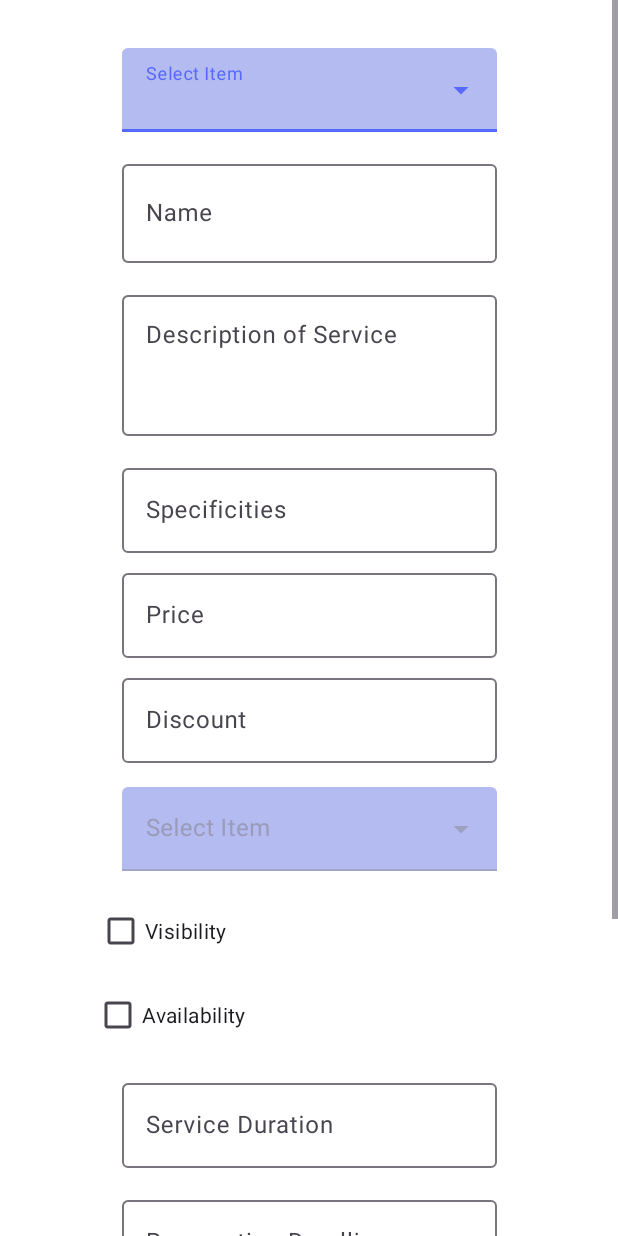
After one commit to nikola-velemir/fusmobilni, an Android app: the fragment ServiceCreation shown on its own in the app's theme, on a phone screen of 412 x 824 dp. The commit adds this screen. Run offline under Robolectric (Android 15) with nearby library versions, the phone set to English and light mode, and no system bars.

Commit message:
implemented servicecreationfragment

```diff
--- /dev/null
+++ b/app/src/main/java/com/example/fusmobilni/adapters/RecyclerAdapter.java
@@ -0,0 +1,74 @@
+package com.example.fusmobilni.adapters;
+
+import android.net.Uri;
+import android.view.LayoutInflater;
+import android.view.View;
+import android.view.ViewGroup;
+import android.widget.ImageButton;
+import android.widget.ImageView;
+
+import androidx.annotation.NonNull;
+import androidx.recyclerview.widget.RecyclerView;
+
+import com.example.fusmobilni.R;
+import com.example.fusmobilni.interfaces.ItemClickListener;
+
+import java.util.ArrayList;
+
+public class RecyclerAdapter extends RecyclerView.Adapter<RecyclerAdapter.ViewHolder> {
+
+    private ArrayList<Uri> imageUris;
+    private ItemClickListener clickListener;
+
+    public RecyclerAdapter(ArrayList<Uri> imageUris, ItemClickListener clickListener) {
+        this.imageUris = imageUris;
+        this.clickListener = clickListener;
+    }
+
+
+    @NonNull
+    @Override
+    public RecyclerAdapter.ViewHolder onCreateViewHolder(@NonNull ViewGroup parent, int viewType) {
+        LayoutInflater inflater = LayoutInflater.from(parent.getContext());
+        View view = inflater.inflate(R.layout.custom_single_image, parent, false);
+        return new ViewHolder(view);
+    }
+
+    @Override
+    public void onBindViewHolder(@NonNull RecyclerAdapter.ViewHolder holder, int position) {
+        holder.bind(position);
+    }
+
+
+    @Override
+    public int getItemCount() {
+        return this.imageUris.size();
+    }
+
+    public void removeItem(int position) {
+        imageUris.remove(position);
+        notifyItemRemoved(position);
+        notifyItemRangeChanged(position, imageUris.size());
+    }
+
+    public class ViewHolder extends RecyclerView.ViewHolder {
+
+        ImageView imageView;
+        ImageButton button;
+        public ViewHolder(@NonNull View itemView) {
+            super(itemView);
+            imageView = itemView.findViewById(R.id.image);
+            button = itemView.findViewById(R.id.floatingCancel);
+        }
+
+        public void bind(final int position) {
+            this.imageView.setImageURI(imageUris.get(position));
+            button.setOnClickListener(new View.OnClickListener() {
+                @Override
+                public void onClick(View v) {
+                    clickListener.onItemRemove(position);
+                }
+            });
+        }
+    }
+}
--- /dev/null
+++ b/app/src/main/java/com/example/fusmobilni/fragments/ServiceCreation.java
@@ -0,0 +1,111 @@
+package com.example.fusmobilni.fragments;
+
+import static android.app.Activity.RESULT_OK;
+
+import android.content.ClipData;
+import android.content.Intent;
+import android.net.Uri;
+import android.os.Bundle;
+
+import androidx.fragment.app.Fragment;
+import androidx.recyclerview.widget.GridLayoutManager;
+import androidx.recyclerview.widget.RecyclerView;
+
+import android.view.LayoutInflater;
+import android.view.View;
+import android.view.ViewGroup;
+import android.widget.ArrayAdapter;
+import android.widget.Button;
+
+import com.example.fusmobilni.R;
+import com.example.fusmobilni.adapters.RecyclerAdapter;
+import com.example.fusmobilni.databinding.FragmentHomeBinding;
+import com.example.fusmobilni.databinding.FragmentServiceCreationBinding;
+import com.example.fusmobilni.interfaces.ItemClickListener;
+
+import java.util.ArrayList;
+
+
+public class ServiceCreation extends Fragment implements ItemClickListener {
+
+    private FragmentServiceCreationBinding binding;
+    private RecyclerAdapter imageAdapter;
+    private RecyclerView recyclerView;
+    private Button imageButton;
+    int PICK_IMAGE_MULTIPLE = 1;
+    ArrayList<Uri> imageUris = new ArrayList<>();
+
+
+    public ServiceCreation() {
+
+    }
+
+
+    public static ServiceCreation newInstance() {
+        return new ServiceCreation();
+    }
+
+    @Override
+    public void onCreate(Bundle savedInstanceState) {
+        super.onCreate(savedInstanceState);
+    }
+
+    @Override
+    public View onCreateView(LayoutInflater inflater, ViewGroup container,
+                             Bundle savedInstanceState) {
+        binding = FragmentServiceCreationBinding.inflate(inflater, container, false);
+        View view = binding.getRoot();
+
+        String[] categories = getResources().getStringArray(R.array.categories);
+        ArrayAdapter<String> adapter = new ArrayAdapter<>(requireContext(), android.R.layout.simple_dropdown_item_1line, categories);
+        binding.autoCompleteTextview.setAdapter(adapter);
+
+        String[] eventTypes = getResources().getStringArray(R.array.EventTypes);
+        ArrayAdapter<String> eventAdapter = new ArrayAdapter<>(requireContext(), android.R.layout.simple_dropdown_item_1line, eventTypes);
+        binding.eventTypesInput.setAdapter(adapter);
+
+
+        imageButton = binding.imageButton;
+        imageButton.setOnClickListener(
+                v -> {
+                    Intent intent = new Intent();
+                    intent.setType("image/*");
+                    intent.putExtra(Intent.EXTRA_ALLOW_MULTIPLE, true);
+                    intent.setAction(Intent.ACTION_GET_CONTENT);
+                    startActivityForResult(Intent.createChooser(intent,"Select Picture"), PICK_IMAGE_MULTIPLE);
+                }
+        );
+
+        recyclerView = binding.recycler;
+        imageAdapter = new RecyclerAdapter(imageUris, this);
+        recyclerView.setLayoutManager(new GridLayoutManager(requireContext(), 4));
+        recyclerView.setAdapter(imageAdapter);
+
+        return view;
+    }
+
+    @Override
+    public void onActivityResult(int requestCode, int resultCode, Intent data) {
+        super.onActivityResult(requestCode, resultCode, data);
+
+        if (requestCode == PICK_IMAGE_MULTIPLE && resultCode == RESULT_OK && data != null) {
+            if (data.getClipData() != null) {
+                ClipData clipData = data.getClipData();
+                for (int i = 0; i < clipData.getItemCount(); i++) {
+                    ClipData.Item item = clipData.getItemAt(i);
+                    Uri uri = item.getUri();
+                    imageUris.add(uri);
+                }
+            } else if (data.getData() != null) {
+                Uri uri = data.getData();
+                imageUris.add(uri);
+            }
+            imageAdapter.notifyDataSetChanged();
+        }
+    }
+
+    @Override
+    public void onItemRemove(int position) {
+        imageAdapter.removeItem(position);
+    }
+}
--- /dev/null
+++ b/app/src/main/java/com/example/fusmobilni/interfaces/ItemClickListener.java
@@ -0,0 +1,5 @@
+package com.example.fusmobilni.interfaces;
+
+public interface ItemClickListener {
+    void onItemRemove(int position);
+}
--- /dev/null
+++ b/app/src/main/res/drawable/outline_cancel_24.xml
@@ -0,0 +1,5 @@
+<vector xmlns:android="http://schemas.android.com/apk/res/android" android:height="24dp" android:tint="#FF0000" android:viewportHeight="24" android:viewportWidth="24" android:width="24dp">
+
+    <path android:fillColor="@android:color/white" android:pathData="M12,2C6.47,2 2,6.47 2,12s4.47,10 10,10 10,-4.47 10,-10S17.53,2 12,2zM12,20c-4.41,0 -8,-3.59 -8,-8s3.59,-8 8,-8 8,3.59 8,8 -3.59,8 -8,8zM15.59,7L12,10.59 8.41,7 7,8.41 10.59,12 7,15.59 8.41,17 12,13.41 15.59,17 17,15.59 13.41,12 17,8.41z"/>
+
+</vector>
--- /dev/null
+++ b/app/src/main/res/layout/custom_single_image.xml
@@ -0,0 +1,28 @@
+<?xml version="1.0" encoding="utf-8"?>
+<androidx.constraintlayout.widget.ConstraintLayout xmlns:android="http://schemas.android.com/apk/res/android"
+    android:layout_width="match_parent"
+    android:layout_height="match_parent"
+    xmlns:app="http://schemas.android.com/apk/res-auto"
+    xmlns:tools="http://schemas.android.com/tools">
+
+    <ImageView
+        android:id="@+id/image"
+        android:layout_width="match_parent"
+        android:layout_height="0dp"
+        android:scaleType="centerCrop"
+        app:layout_constraintDimensionRatio="1"
+        app:layout_constraintTop_toTopOf="parent"
+        app:layout_constraintStart_toStartOf="parent"
+        app:layout_constraintEnd_toEndOf="parent"
+        tools:ignore="MissingConstraints"/>
+
+    <ImageButton
+        android:id="@+id/floatingCancel"
+        android:layout_width="wrap_content"
+        android:layout_height="36dp"
+        android:background="?android:attr/selectableItemBackgroundBorderless"
+        android:src="@drawable/outline_cancel_24"
+        app:layout_constraintEnd_toEndOf="parent"
+        app:layout_constraintTop_toTopOf="parent" />
+
+</androidx.constraintlayout.widget.ConstraintLayout>
--- /dev/null
+++ b/app/src/main/res/layout/fragment_service_creation.xml
@@ -0,0 +1,270 @@
+<ScrollView
+    xmlns:android="http://schemas.android.com/apk/res/android"
+    xmlns:app="http://schemas.android.com/apk/res-auto"
+    android:layout_width="match_parent"
+    android:layout_height="match_parent">
+
+    <androidx.constraintlayout.widget.ConstraintLayout
+        android:layout_width="match_parent"
+        android:layout_height="wrap_content">
+
+        <com.google.android.material.textfield.TextInputLayout
+            android:id="@+id/dropdown_menu"
+            style="@style/Widget.MaterialComponents.TextInputLayout.FilledBox.ExposedDropdownMenu"
+            android:layout_width="250dp"
+            android:layout_height="wrap_content"
+            android:hint="Select Item"
+            android:layout_marginTop="32dp"
+            app:layout_constraintTop_toTopOf="parent"
+            app:layout_constraintStart_toStartOf="parent"
+            app:layout_constraintEnd_toEndOf="parent">
+
+            <AutoCompleteTextView
+                android:id="@+id/auto_complete_textview"
+                android:layout_width="match_parent"
+                android:layout_height="wrap_content"
+                android:inputType="none"/>
+        </com.google.android.material.textfield.TextInputLayout>
+
+        <com.google.android.material.textfield.TextInputLayout
+            android:id="@+id/textField"
+            android:layout_width="250dp"
+            android:layout_height="wrap_content"
+            android:hint="Name"
+            android:layout_marginTop="16dp"
+            app:layout_constraintTop_toBottomOf="@id/dropdown_menu"
+            app:layout_constraintStart_toStartOf="parent"
+            app:layout_constraintEnd_toEndOf="parent">
+
+            <com.google.android.material.textfield.TextInputEditText
+                android:layout_width="match_parent"
+                android:layout_height="66dp"/>
+        </com.google.android.material.textfield.TextInputLayout>
+
+        <com.google.android.material.textfield.TextInputLayout
+            android:id="@+id/descriptionField"
+            android:layout_width="250dp"
+            android:layout_height="wrap_content"
+            android:hint="Description of Service"
+            android:layout_marginTop="16dp"
+            app:layout_constraintTop_toBottomOf="@id/textField"
+            app:layout_constraintStart_toStartOf="parent"
+            app:layout_constraintEnd_toEndOf="parent">
+
+            <com.google.android.material.textfield.TextInputEditText
+                android:layout_width="match_parent"
+                android:layout_height="wrap_content"
+                android:inputType="textMultiLine"
+                android:minLines="3"
+                android:gravity="top"/>
+        </com.google.android.material.textfield.TextInputLayout>
+
+        <com.google.android.material.textfield.TextInputLayout
+            android:id="@+id/specificitiesInput"
+            android:layout_width="250dp"
+            android:layout_height="wrap_content"
+            android:hint="Specificities"
+            android:textSize="16sp"
+            android:layout_marginTop="16dp"
+            app:layout_constraintTop_toBottomOf="@id/descriptionField"
+            app:layout_constraintStart_toStartOf="parent"
+            app:layout_constraintEnd_toEndOf="parent">
+
+            <com.google.android.material.textfield.TextInputEditText
+                android:layout_width="match_parent"
+                android:layout_height="wrap_content"/>
+        </com.google.android.material.textfield.TextInputLayout>
+
+        <com.google.android.material.textfield.TextInputLayout
+            android:id="@+id/priceField"
+            android:layout_width="250dp"
+            android:layout_height="wrap_content"
+            android:hint="Price"
+            android:layout_marginTop="8dp"
+            app:layout_constraintTop_toBottomOf="@id/specificitiesInput"
+            app:layout_constraintStart_toStartOf="parent"
+            app:layout_constraintEnd_toEndOf="parent">
+
+            <com.google.android.material.textfield.TextInputEditText
+                android:layout_width="match_parent"
+                android:layout_height="wrap_content"
+                android:inputType="numberDecimal"/>
+        </com.google.android.material.textfield.TextInputLayout>
+
+        <com.google.android.material.textfield.TextInputLayout
+            android:id="@+id/discountField"
+            android:layout_width="250dp"
+            android:layout_height="wrap_content"
+            android:hint="Discount"
+            android:layout_marginTop="8dp"
+            app:layout_constraintTop_toBottomOf="@id/priceField"
+            app:layout_constraintStart_toStartOf="parent"
+            app:layout_constraintEnd_toEndOf="parent">
+
+            <com.google.android.material.textfield.TextInputEditText
+                android:layout_width="match_parent"
+                android:layout_height="wrap_content"
+                android:inputType="numberDecimal"/>
+        </com.google.android.material.textfield.TextInputLayout>
+
+        <com.google.android.material.textfield.TextInputLayout
+            android:id="@+id/event_types_field"
+            style="@style/Widget.MaterialComponents.TextInputLayout.FilledBox.ExposedDropdownMenu"
+            android:layout_width="250dp"
+            android:layout_height="wrap_content"
+            android:hint="Select Item"
+            android:layout_marginTop="16dp"
+            app:layout_constraintTop_toBottomOf="@id/discountField"
+            app:layout_constraintStart_toStartOf="parent"
+            app:layout_constraintEnd_toEndOf="parent">
+
+            <AutoCompleteTextView
+                android:id="@+id/event_types_input"
+                android:layout_width="match_parent"
+                android:layout_height="wrap_content"
+                android:inputType="none"/>
+        </com.google.android.material.textfield.TextInputLayout>
+
+        <CheckBox
+            android:id="@+id/visibility_checkbox"
+            android:layout_width="wrap_content"
+            android:layout_height="wrap_content"
+            android:text="Visibility"
+            android:layout_marginTop="16dp"
+            app:layout_constraintTop_toBottomOf="@id/event_types_field"
+            app:layout_constraintStart_toStartOf="parent"
+            app:layout_constraintEnd_toEndOf="parent"
+            app:layout_constraintHorizontal_bias="0.1"
+            android:layout_marginStart="35dp"/>
+
+        <CheckBox
+            android:id="@+id/availability_checkbox"
+            android:layout_width="wrap_content"
+            android:layout_height="wrap_content"
+            android:text="Availability"
+            android:layout_marginTop="8dp"
+            app:layout_constraintTop_toBottomOf="@id/visibility_checkbox"
+            app:layout_constraintStart_toStartOf="parent"
+            app:layout_constraintEnd_toEndOf="parent"
+            app:layout_constraintHorizontal_bias="0.1"
+            android:layout_marginStart="35dp"/>
+
+
+        <com.google.android.material.textfield.TextInputLayout
+            android:id="@+id/service_duration_field"
+            android:layout_width="250dp"
+            android:layout_height="wrap_content"
+            android:hint="Service Duration"
+            android:layout_marginTop="16dp"
+            app:layout_constraintTop_toBottomOf="@id/availability_checkbox"
+            app:layout_constraintStart_toStartOf="parent"
+            app:layout_constraintEnd_toEndOf="parent">
+
+            <com.google.android.material.textfield.TextInputEditText
+                android:id="@+id/service_duration_input"
+                android:layout_width="match_parent"
+                android:layout_height="wrap_content"
+                android:inputType="numberDecimal"/>
+        </com.google.android.material.textfield.TextInputLayout>
+
+
+        <com.google.android.material.textfield.TextInputLayout
+            android:id="@+id/reservation_deadline_field"
+            android:layout_width="250dp"
+            android:layout_height="wrap_content"
+            android:hint="Reservation Deadline"
+            android:layout_marginTop="16dp"
+            app:layout_constraintTop_toBottomOf="@id/service_duration_field"
+            app:layout_constraintStart_toStartOf="parent"
+            app:layout_constraintEnd_toEndOf="parent">
+
+            <com.google.android.material.textfield.TextInputEditText
+                android:id="@+id/reservation_deadline_input"
+                android:layout_width="match_parent"
+                android:layout_height="wrap_content"
+                android:inputType="numberDecimal"/>
+        </com.google.android.material.textfield.TextInputLayout>
+
+        <com.google.android.material.textfield.TextInputLayout
+            android:id="@+id/cancellation_deadline_field"
+            android:layout_width="250dp"
+            android:layout_height="wrap_content"
+            android:hint="Cancelation Deadline"
+            android:layout_marginTop="16dp"
+            app:layout_constraintTop_toBottomOf="@id/reservation_deadline_field"
+            app:layout_constraintStart_toStartOf="parent"
+            app:layout_constraintEnd_toEndOf="parent">
+
+            <com.google.android.material.textfield.TextInputEditText
+                android:id="@+id/cancellation_deadline_input"
+                android:layout_width="match_parent"
+                android:layout_height="wrap_content"
+                android:inputType="numberDecimal"/>
+        </com.google.android.material.textfield.TextInputLayout>
+
+        <TextView
+            android:id="@+id/confirmation_method_label"
+            android:layout_width="wrap_content"
+            android:layout_height="wrap_content"
+            android:text="Reservation Confirmation"
+            android:textSize="16sp"
+            android:layout_marginTop="16dp"
+            app:layout_constraintTop_toBottomOf="@id/cancellation_deadline_field"
+            app:layout_constraintStart_toStartOf="parent"
+            app:layout_constraintHorizontal_bias="0.1"
+            android:layout_marginStart="70dp"/>
+
+        <RadioGroup
+            android:id="@+id/confirmation_method_group"
+            android:layout_width="wrap_content"
+            android:layout_height="wrap_content"
+            android:orientation="horizontal"
+            android:layout_marginTop="8dp"
+            app:layout_constraintTop_toBottomOf="@id/confirmation_method_label"
+            app:layout_constraintStart_toStartOf="parent"
+            app:layout_constraintHorizontal_bias="0.1"
+            android:layout_marginStart="70dp">
+
+            <RadioButton
+                android:id="@+id/confirmation_automatic"
+                android:layout_width="wrap_content"
+                android:layout_height="wrap_content"
+                android:text="Automatic" />
+
+            <RadioButton
+                android:id="@+id/confirmation_manual"
+                android:layout_width="wrap_content"
+                android:layout_height="wrap_content"
+                android:text="Manual" />
+        </RadioGroup>
+
+        <Button
+            android:id="@+id/imageButton"
+            android:layout_width="wrap_content"
+            android:layout_height="wrap_content"
+            android:text="Choose Images"
+            style="@style/Widget.MaterialComponents.Button.OutlinedButton"
+            android:layout_marginTop="16dp"
+            app:layout_constraintTop_toBottomOf="@id/confirmation_method_group"
+            app:layout_constraintStart_toStartOf="parent"
+            app:layout_constraintEnd_toEndOf="parent"
+            app:layout_constraintHorizontal_bias="0.1"
+            android:layout_marginStart="60dp"
+            />
+
+        <androidx.recyclerview.widget.RecyclerView
+            android:id="@+id/recycler"
+            android:layout_height="match_parent"
+            android:layout_width="match_parent"
+            android:scrollbars="vertical"
+            android:layout_marginTop="16dp"
+            android:layout_marginEnd="60dp"
+            app:layout_constraintTop_toBottomOf="@id/imageButton"
+            app:layout_constraintStart_toStartOf="parent"
+            app:layout_constraintEnd_toEndOf="parent"
+            app:layout_constraintHorizontal_bias="0.1"
+            android:layout_marginStart="60dp"
+            />
+
+    </androidx.constraintlayout.widget.ConstraintLayout>
+</ScrollView>
--- a/app/src/main/res/values/strings.xml
+++ b/app/src/main/res/values/strings.xml
@@ -4,4 +4,18 @@
     <string name="navigation_drawer_close">Closed Drawer</string>
     <!-- TODO: Remove or change this placeholder text -->
     <string name="hello_blank_fragment">Hello blank fragment</string>
+    <string name="label">Name</string>
+    <string-array name="categories">
+        <item>Music</item>
+        <item>Food</item>
+        <item>Beverages</item>
+        <item>Sport</item>
+    </string-array>
+
+    <string-array name="EventTypes">
+        <item>Svadba</item>
+        <item>SLavlje</item>
+        <item>Veselje</item>
+        <item>Rodjendan</item>
+    </string-array>
 </resources>
```
